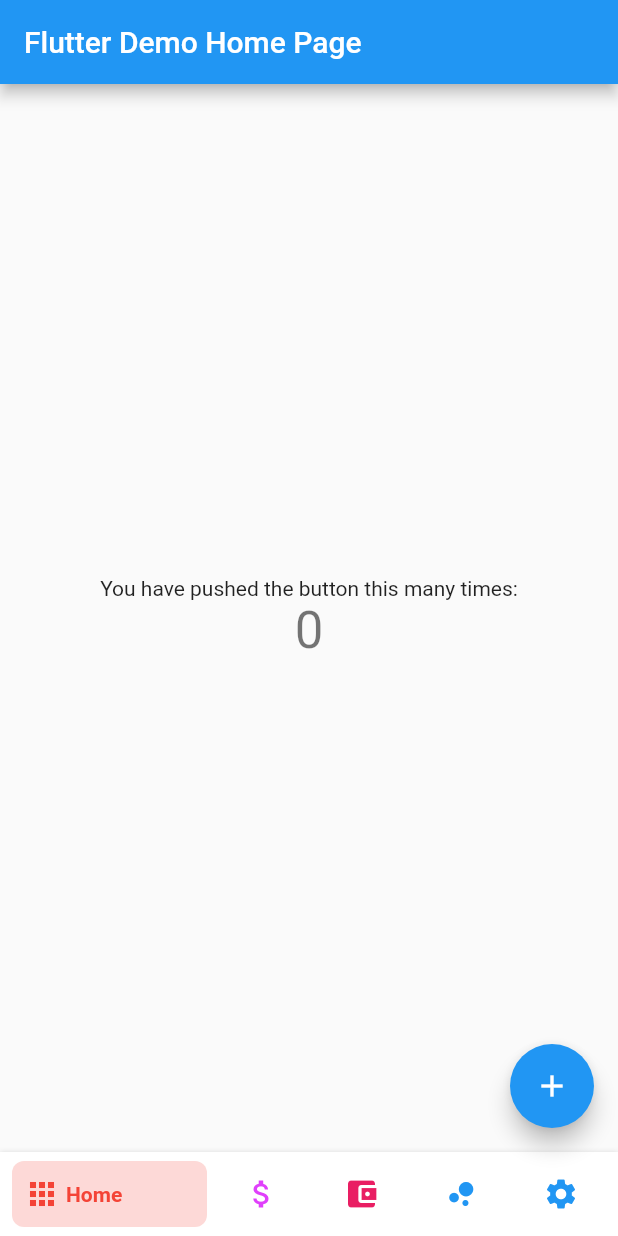
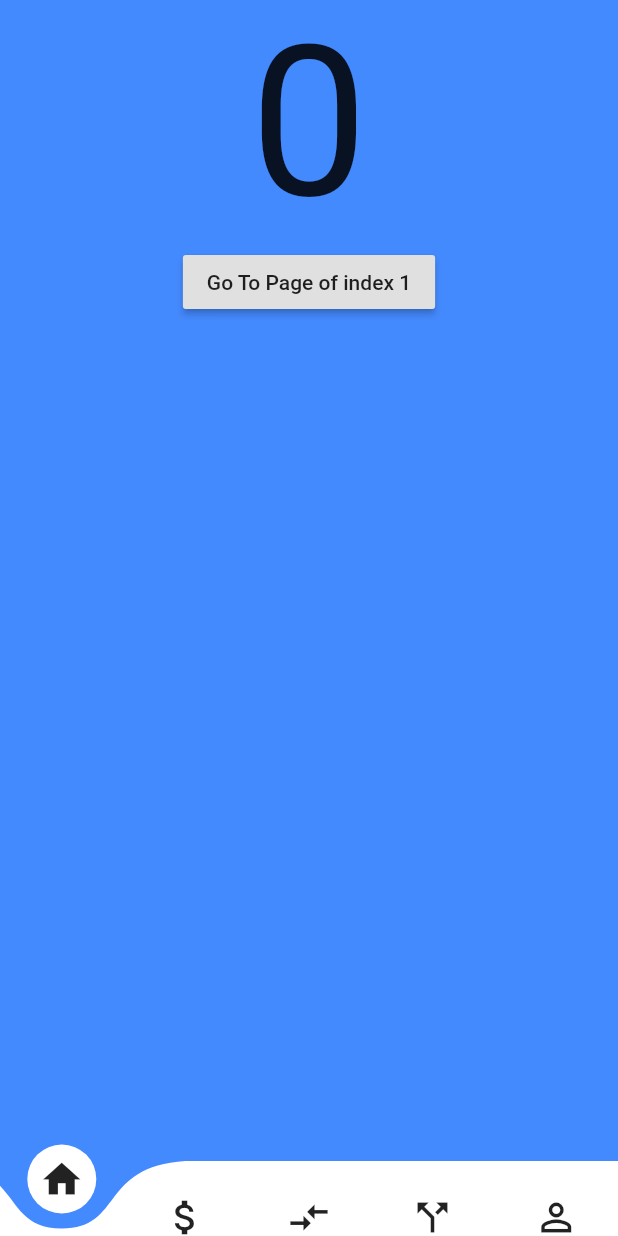
Before and after one commit to jkbngl/FFD, a Flutter app: the screen it shows after launch, on a phone screen of 412 x 824 dp. Run offline on Flutter 3.47's test engine with Material 2 defaults, Android fonts, the phone set to English and light mode, and no system bars; drawn by our look-alikes of bottom_navy_bar, curved_navigation_bar.

Commit message:
#21 #11 adjusted timings for new library

```diff
--- a/flutter/ffd/lib/main.dart
+++ b/flutter/ffd/lib/main.dart
@@ -1,98 +1,59 @@
-import 'package:bottom_navy_bar/bottom_navy_bar.dart';
 import 'package:flutter/material.dart';
+import 'package:curved_navigation_bar/curved_navigation_bar.dart';
 
-void main() => runApp(MyApp());
+void main() => runApp(MaterialApp(home: BottomNavBar()));
 
-class MyApp extends StatelessWidget {
+class BottomNavBar extends StatefulWidget {
   @override
-  Widget build(BuildContext context) {
-    return MaterialApp(
-      title: 'Flutter Demo',
-      theme: ThemeData(
-        primarySwatch: Colors.blue,
-      ),
-      home: MyHomePage(title: 'Flutter Demo Home Page'),
-    );
-  }
+  _BottomNavBarState createState() => _BottomNavBarState();
 }
 
-class MyHomePage extends StatefulWidget {
-  MyHomePage({Key key, this.title}) : super(key: key);
-
-  final String title;
-
-  @override
-  _MyHomePageState createState() => _MyHomePageState();
-}
-
-class _MyHomePageState extends State<MyHomePage> {
-  int currentIndex = 0;
-  int _counter = 0;
-
-  void _incrementCounter() {
-    setState(() {
-      _counter++;
-    });
-  }
+class _BottomNavBarState extends State<BottomNavBar> {
+  int _page = 0;
+  GlobalKey _bottomNavigationKey = GlobalKey();
 
   @override
   Widget build(BuildContext context) {
     return Scaffold(
-      appBar: AppBar(
-        title: Text(widget.title),
-      ),
-      body: Center(
-        child: Column(
-          mainAxisAlignment: MainAxisAlignment.center,
-          children: <Widget>[
-            Text('You have pushed the button this many times:'),
-            Text(
-              '$_counter',
-              style: Theme.of(context).textTheme.display1,
+        bottomNavigationBar: CurvedNavigationBar(
+          key: _bottomNavigationKey,
+          index: 0,
+          height: 50.0,
+          items: <Widget>[
+            Icon(Icons.home, size: 30),
+            Icon(Icons.attach_money, size: 30),
+            Icon(Icons.compare_arrows, size: 30),
+            Icon(Icons.call_split, size: 30),
+            Icon(Icons.perm_identity, size: 30),
+          ],
+          color: Colors.white,
+          buttonBackgroundColor: Colors.white,
+          backgroundColor: Colors.blueAccent,
+          animationCurve: Curves.easeInOut,
+          animationDuration: Duration(milliseconds: 300),
+          onTap: (index) {
+            setState(() {
+              _page = index;
+            });
+          },
+        ),
+        body: Container(
+          color: Colors.blueAccent,
+          child: Center(
+            child: Column(
+              children: <Widget>[
+                Text(_page.toString(), textScaleFactor: 10.0),
+                RaisedButton(
+                  child: Text('Go To Page of index 1'),
+                  onPressed: () {
+                    final CurvedNavigationBarState navBarState =
+                        _bottomNavigationKey.currentState;
+                    navBarState.setPage(1);
+                  },
+                )
+              ],
             ),
-          ],
-        ),
-      ),
-      floatingActionButton: FloatingActionButton(
-        onPressed: _incrementCounter,
-        tooltip: 'Increment',
-        child: Icon(Icons.add),
-      ),
-      bottomNavigationBar: BottomNavyBar(
-        selectedIndex: currentIndex,
-        showElevation: true,
-        itemCornerRadius: 8,
-        onItemSelected: (index) => setState(() {
-          currentIndex = index;
-        }),
-        items: [
-          BottomNavyBarItem(
-            icon: Icon(Icons.apps),
-            title: Text('Home'),
-            activeColor: Colors.red,
           ),
-          BottomNavyBarItem(
-            icon: Icon(Icons.attach_money),
-            title: Text('Actuals'),
-            activeColor: Colors.purpleAccent,
-          ),
-          BottomNavyBarItem(
-            icon: Icon(Icons.account_balance_wallet),
-            title: Text('Budget'),
-            activeColor: Colors.pink,
-          ),
-          BottomNavyBarItem(
-            icon: Icon(Icons.bubble_chart),
-            title: Text('Visualizer'),
-            activeColor: Colors.blue,
-          ),
-          BottomNavyBarItem(
-            icon: Icon(Icons.settings),
-            title: Text('Settings'),
-            activeColor: Colors.blue,
-          ),
-        ],
-      ),
-    );
+        ));
   }
 }
--- a/flutter/ffd/pubspec.yaml
+++ b/flutter/ffd/pubspec.yaml
@@ -20,6 +20,8 @@ dependencies:
   flutter:
     sdk: flutter
   bottom_navy_bar: ^5.2.0
+  curved_navigation_bar: ^0.3.1 #latest version
+
 
 
   # The following adds the Cupertino Icons font to your application.
```
Also changed, not shown: flutter/ffd/pubspec.lock.
